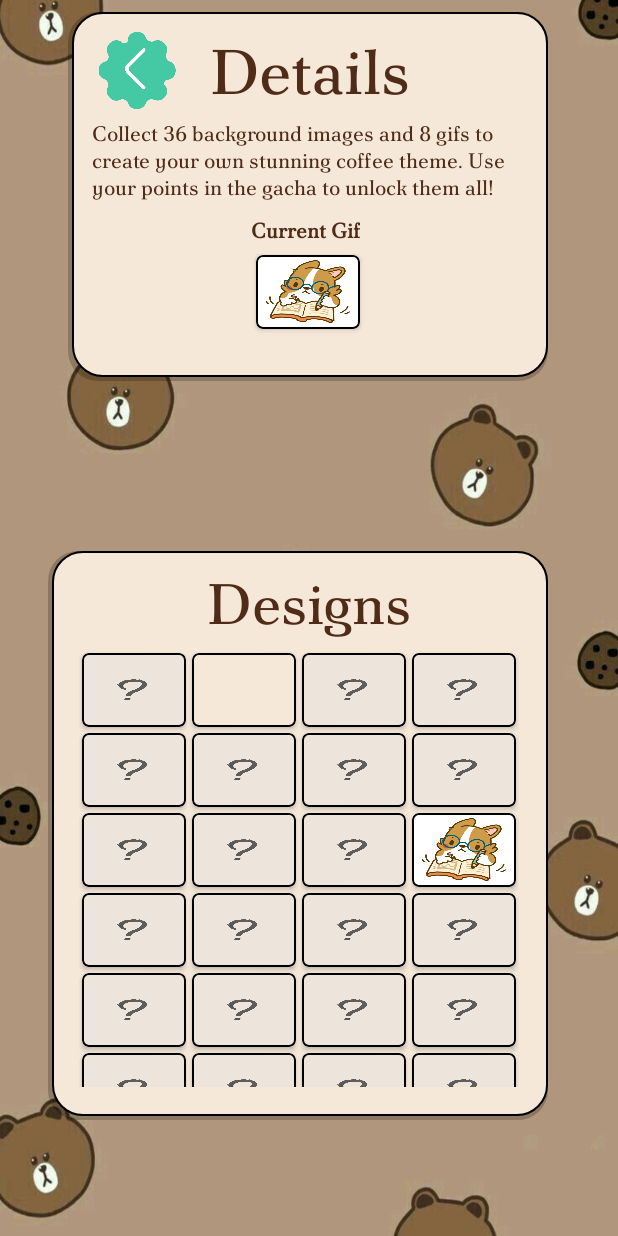
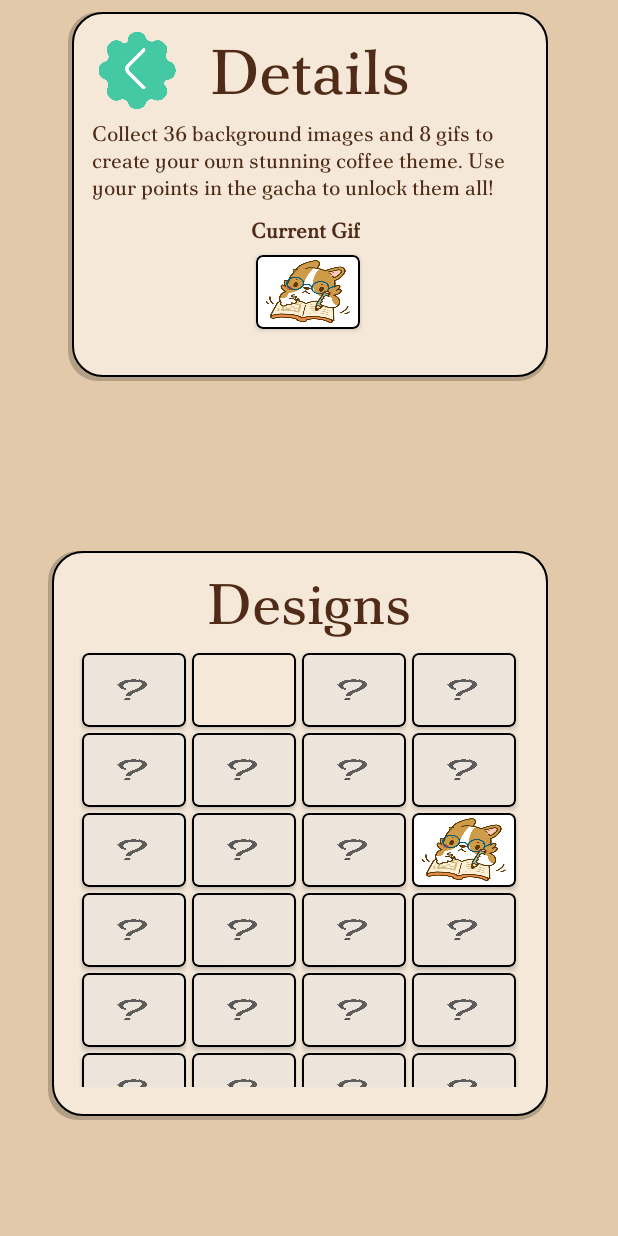
Before and after one commit to joshyyu/KohiApp, an Android app: the DesignActivity screen opened directly, with no data from a screen before it, on a phone screen of 412 x 824 dp. Run offline under Robolectric (Android 15) with nearby library versions, the light colour scheme and no system bars; our stand-ins replace Firebase (no records; nobody signed in at launch, a user with empty details on screens opened directly).

Commit message:
updated color

```diff
--- a/app/src/main/res/layout/activity_design.xml
+++ b/app/src/main/res/layout/activity_design.xml
@@ -5,7 +5,7 @@
     android:id="@+id/design_activity"
     android:layout_width="match_parent"
     android:layout_height="match_parent"
-    android:background="@drawable/designbg"
+    android:background="@color/main"
     tools:context=".Gacha.DesignActivity">
 
 
```
